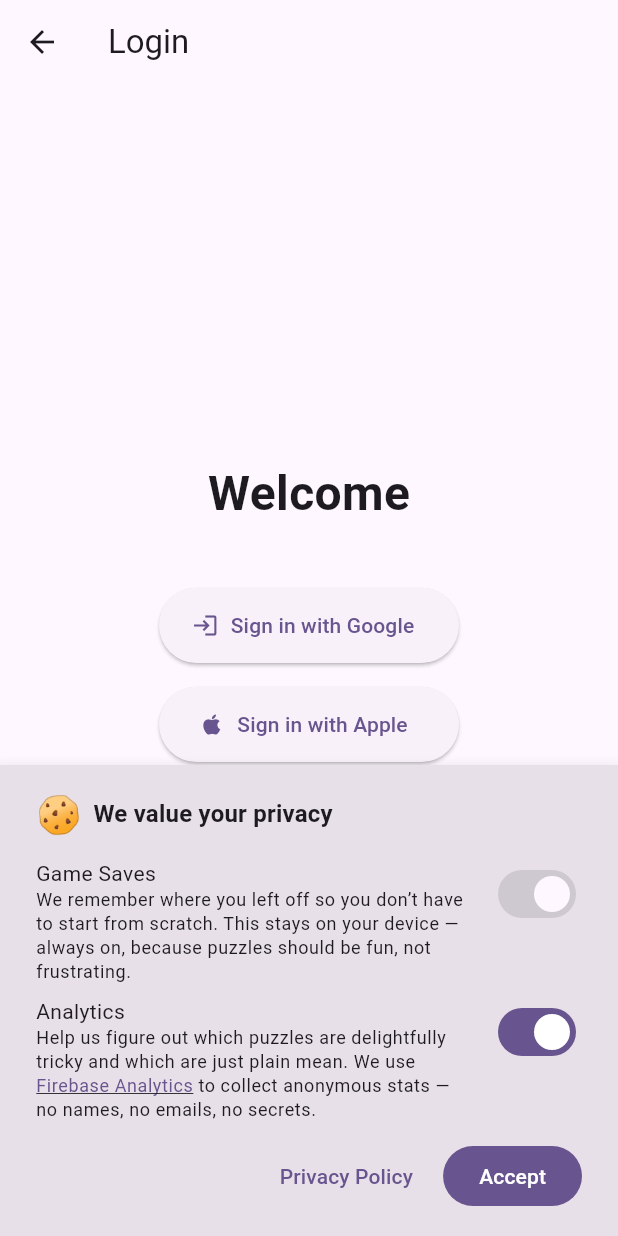
After one commit to bramp/judgy, a Flutter app: the screen it shows after launch, after a tap on "Login", on a phone screen of 412 x 824 dp. The commit adds this screen. Run offline on Flutter 3.47's test engine with Material 3 defaults, Android fonts, the phone set to English and light mode, and no system bars; our stand-ins replace cloud_firestore, csv, firebase_ai, firebase_analytics, firebase_auth, firebase_core and 5 more; accounts and stored records are empty; statements that could not run were skipped.

Commit message:
feat: setup basic authentication providers and fix tests/lints
This adds Google, Apple, and Email auth integration natively, a basic log-in interface hooked into the provider context, downgrades google_sign_in to avoid massive API rewrites, sets up dummy tests for CI, and fixes analysis lint rules across the board.

```diff
--- a/apps/judgy/lib/main.dart
+++ b/apps/judgy/lib/main.dart
@@ -7,11 +7,13 @@ import 'package:go_router/go_router.dart';
 import 'package:judgy/firebase_options.dart';
 import 'package:judgy/providers/theme_provider.dart';
 import 'package:judgy/services/analytics_service.dart';
+import 'package:judgy/services/auth_service.dart';
 import 'package:judgy/services/consent_service.dart';
 import 'package:judgy/services/deck_service.dart';
 import 'package:judgy/services/preferences_service.dart';
 import 'package:judgy/ui/screens/game_screen.dart';
 import 'package:judgy/ui/screens/home_screen.dart';
+import 'package:judgy/ui/screens/login_screen.dart';
 import 'package:judgy/ui/screens/settings_screen.dart';
 import 'package:judgy/ui/widgets/consent_banner.dart';
 import 'package:provider/provider.dart';
@@ -41,6 +43,7 @@ void main() async {
   final consentService = ConsentService(preferencesService);
   final deckService = DeckService(preferencesService);
   final analyticsService = AnalyticsService(consentService);
+  final authService = AuthService();
   await deckService.init();
 
   FlutterNativeSplash.remove();
@@ -51,6 +54,7 @@ void main() async {
         ChangeNotifierProvider<ConsentService>.value(value: consentService),
         ChangeNotifierProvider<DeckService>.value(value: deckService),
         Provider<AnalyticsService>.value(value: analyticsService),
+        ChangeNotifierProvider<AuthService>.value(value: authService),
         ChangeNotifierProvider(create: (_) => ThemeProvider()),
       ],
       child: const JudgyApp(),
@@ -67,6 +71,10 @@ final _router = GoRouter(
     GoRoute(
       path: '/',
       builder: (context, state) => const HomeScreen(),
+    ),
+    GoRoute(
+      path: '/login',
+      builder: (context, state) => const LoginScreen(),
     ),
     GoRoute(
       path: '/game/local',
--- a/apps/judgy/lib/services/analytics_service.dart
+++ b/apps/judgy/lib/services/analytics_service.dart
@@ -21,6 +21,7 @@ class AnalyticsService {
     try {
       if (Firebase.apps.isEmpty || !_consentService.analyticsAllowed) return;
 
+      // TODO(bramp): Return the future, and let the caller decide if they want to await it or not.
       unawaited(
         FirebaseAnalytics.instance.logEvent(
           name: name,
--- a/apps/judgy/lib/services/deck_service.dart
+++ b/apps/judgy/lib/services/deck_service.dart
@@ -72,6 +72,7 @@ class DeckService extends ChangeNotifier {
       }
       _enabledCategories.remove(category);
     }
+    // ignore: discarded_futures, Preferences are set optimistically
     _preferencesService.setStringList(
       _categoriesKey,
       _enabledCategories.toList(),
@@ -98,7 +99,7 @@ class DeckService extends ChangeNotifier {
   List<CardModel> _parseCsv(String csvString, CardType type) {
     final rows = const CsvDecoder().convert(csvString).skip(1);
     final cards = <CardModel>[];
-    int idCounter = 1;
+    var idCounter = 1;
     for (final row in rows) {
       if (row.isEmpty) continue;
 
--- a/apps/judgy/lib/services/game_loop_service.dart
+++ b/apps/judgy/lib/services/game_loop_service.dart
@@ -34,7 +34,7 @@ class GameLoopService extends ChangeNotifier {
         .collection('rooms')
         .doc(_roomId)
         .update(updatedRoom.toJson());
-    // TODO: Trigger actual card dealing logic here (perhaps via Cloud Function or client authority)
+    // TODO(bramp): Trigger actual card dealing logic here (perhaps via Cloud Function or client authority)
   }
 
   /// Transition state to Judging.
--- a/apps/judgy/lib/services/local_game_engine.dart
+++ b/apps/judgy/lib/services/local_game_engine.dart
@@ -187,8 +187,7 @@ class LocalGameEngine extends ChangeNotifier {
     notifyListeners();
 
     if (newStatus == GameStatus.judging) {
-      // ignore: discarded_futures
-      _processBotJudge();
+      unawaited(_processBotJudge());
     }
   }
 
--- a/apps/judgy/lib/ui/screens/home_screen.dart
+++ b/apps/judgy/lib/ui/screens/home_screen.dart
@@ -1,11 +1,18 @@
+import 'dart:async';
+
 import 'package:flutter/material.dart';
 import 'package:go_router/go_router.dart';
+import 'package:judgy/services/auth_service.dart';
+import 'package:provider/provider.dart';
 
 class HomeScreen extends StatelessWidget {
   const HomeScreen({super.key});
 
   @override
   Widget build(BuildContext context) {
+    final authService = context.watch<AuthService>();
+    final isAuthenticated = authService.isAuthenticated;
+
     return Scaffold(
       appBar: AppBar(
         title: const Text('Judgy'),
@@ -13,7 +20,7 @@ class HomeScreen extends StatelessWidget {
           IconButton(
             icon: const Icon(Icons.settings),
             onPressed: () {
-              context.push('/settings');
+              unawaited(context.push('/settings'));
             },
           ),
         ],
@@ -27,23 +34,40 @@ class HomeScreen extends StatelessWidget {
               style: TextStyle(fontSize: 32, fontWeight: FontWeight.bold),
             ),
             const SizedBox(height: 40),
+            if (!isAuthenticated)
+              ElevatedButton(
+                onPressed: () {
+                  unawaited(context.push('/login'));
+                },
+                child: const Text('Login'),
+              )
+            else ...[
+              Text(
+                'Signed in as: ${authService.currentUser?.email ?? authService.currentUser?.uid ?? 'Unknown'}',
+              ),
+              TextButton(
+                onPressed: authService.signOut,
+                child: const Text('Sign out'),
+              ),
+            ],
+            const SizedBox(height: 20),
             ElevatedButton(
               onPressed: () {
-                context.push('/game/local');
+                unawaited(context.push('/game/local'));
               },
               child: const Text('Play Local Game'),
             ),
             const SizedBox(height: 20),
             ElevatedButton(
               onPressed: () {
-                // TODO: Navigate to lobby/create game
+                // TODO(bramp): Navigate to lobby/create game
               },
               child: const Text('Create Game'),
             ),
             const SizedBox(height: 20),
             ElevatedButton(
               onPressed: () {
-                // TODO: Navigate to join game
+                // TODO(bramp): Navigate to join game
               },
               child: const Text('Join Game'),
             ),
--- /dev/null
+++ b/apps/judgy/lib/ui/screens/login_screen.dart
@@ -0,0 +1,75 @@
+import 'package:flutter/material.dart';
+import 'package:go_router/go_router.dart';
+import 'package:judgy/services/auth_service.dart';
+import 'package:provider/provider.dart';
+
+class LoginScreen extends StatelessWidget {
+  const LoginScreen({super.key});
+
+  @override
+  Widget build(BuildContext context) {
+    final authService = context.watch<AuthService>();
+
+    return Scaffold(
+      appBar: AppBar(
+        title: const Text('Login'),
+      ),
+      body: Center(
+        child: Padding(
+          padding: const EdgeInsets.all(16),
+          child: Column(
+            mainAxisAlignment: MainAxisAlignment.center,
+            children: [
+              const Text(
+                'Welcome',
+                style: TextStyle(fontSize: 32, fontWeight: FontWeight.bold),
+              ),
+              const SizedBox(height: 40),
+              ElevatedButton.icon(
+                onPressed: () async {
+                  final cred = await authService.signInWithGoogle();
+                  if (cred != null && context.mounted) {
+                    context.pop();
+                  }
+                },
+                icon: const Icon(Icons.login),
+                label: const Text('Sign in with Google'),
+                style: ElevatedButton.styleFrom(
+                  minimumSize: const Size(200, 50),
+                ),
+              ),
+              const SizedBox(height: 16),
+              ElevatedButton.icon(
+                onPressed: () async {
+                  final cred = await authService.signInWithApple();
+                  if (cred != null && context.mounted) {
+                    context.pop();
+                  }
+                },
+                icon: const Icon(Icons.apple),
+                label: const Text('Sign in with Apple'),
+                style: ElevatedButton.styleFrom(
+                  minimumSize: const Size(200, 50),
+                ),
+              ),
+              const SizedBox(height: 16),
+              OutlinedButton.icon(
+                onPressed: () async {
+                  await authService.signInAnonymously();
+                  if (context.mounted) {
+                    context.pop();
+                  }
+                },
+                icon: const Icon(Icons.person_outline),
+                label: const Text('Play Anonymously'),
+                style: OutlinedButton.styleFrom(
+                  minimumSize: const Size(200, 50),
+                ),
+              ),
+            ],
+          ),
+        ),
+      ),
+    );
+  }
+}
```
Also changed, not shown: apps/judgy/lib/services/ai_bot_service.dart (+6 -6 lines), apps/judgy/lib/services/auth_service.dart (+67 -1 lines), apps/judgy/lib/ui/intents.dart (deleted, +0 -27 lines), apps/judgy/pubspec.yaml (+12 -12 lines), pubspec.lock, 5 other files.
